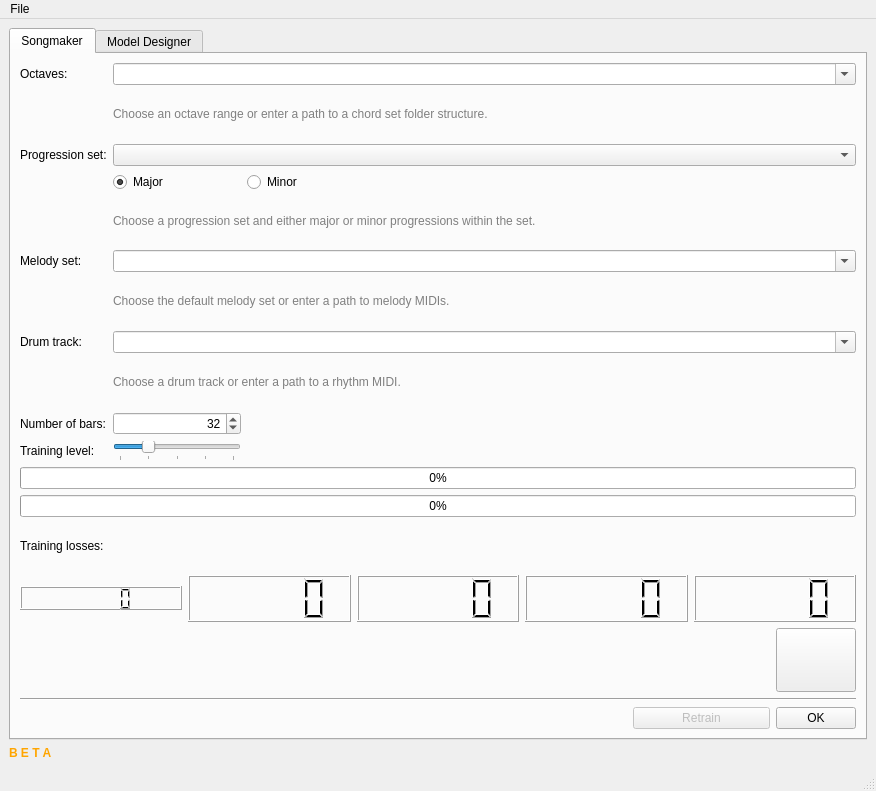
The window that tools/songmaker/songmakerdialog.ui (nirjacobson/Chromasound-Studio) describes before a commit, drawn with Qt 5.
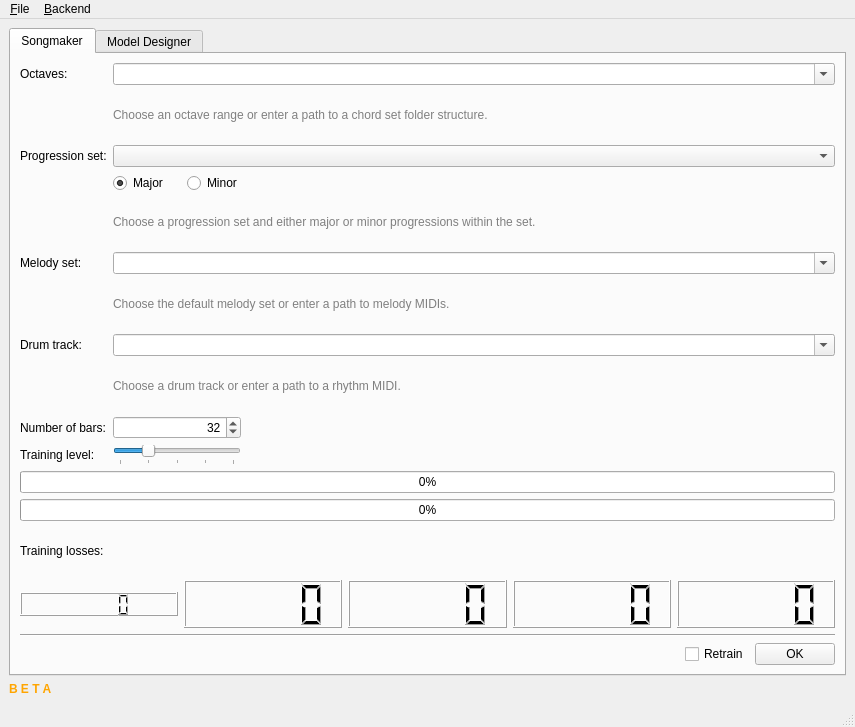
The same window after the commit. Icons and pictures are not drawn. Custom widgets are drawn as their Qt base class.

What changed in the file:
```diff
--- a/tools/songmaker/songmakerdialog.ui
+++ b/tools/songmaker/songmakerdialog.ui
@@ -6,8 +6,8 @@
    <rect>
     <x>0</x>
     <y>0</y>
-    <width>876</width>
-    <height>791</height>
+    <width>855</width>
+    <height>727</height>
    </rect>
   </property>
   <property name="windowTitle">
@@ -39,21 +39,21 @@
           </property>
          </widget>
         </item>
-        <item row="0" column="1" colspan="9">
+        <item row="0" column="1" colspan="8">
          <widget class="QComboBox" name="octavesComboBox">
           <property name="editable">
            <bool>true</bool>
           </property>
          </widget>
         </item>
-        <item row="1" column="1" colspan="5">
+        <item row="1" column="1" colspan="6">
          <widget class="QLabel" name="label_3">
           <property name="text">
            <string>&lt;font color=&quot;gray&quot;&gt;Choose an octave range or enter a path to a chord set folder structure.&lt;/font&gt;</string>
           </property>
          </widget>
         </item>
-        <item row="1" column="6" colspan="4">
+        <item row="1" column="7" colspan="2">
          <spacer name="horizontalSpacer_5">
           <property name="orientation">
            <enum>Qt::Orientation::Horizontal</enum>
@@ -73,7 +73,7 @@
           </property>
          </widget>
         </item>
-        <item row="2" column="1" colspan="9">
+        <item row="2" column="1" colspan="8">
          <widget class="QComboBox" name="progressionSetComboBox">
           <property name="editable">
            <bool>false</bool>
@@ -90,14 +90,14 @@
           </property>
          </widget>
         </item>
-        <item row="3" column="2">
+        <item row="3" column="2" colspan="2">
          <widget class="QRadioButton" name="minorRadioButton">
           <property name="text">
            <string>Minor</string>
           </property>
          </widget>
         </item>
-        <item row="3" column="3" colspan="4">
+        <item row="3" column="4" colspan="5">
          <spacer name="horizontalSpacer_2">
           <property name="orientation">
            <enum>Qt::Orientation::Horizontal</enum>
@@ -117,7 +117,7 @@
           </property>
          </widget>
         </item>
-        <item row="4" column="8" colspan="2">
+        <item row="4" column="8">
          <spacer name="horizontalSpacer_6">
           <property name="orientation">
            <enum>Qt::Orientation::Horizontal</enum>
@@ -137,21 +137,21 @@
           </property>
          </widget>
         </item>
-        <item row="5" column="1" colspan="9">
+        <item row="5" column="1" colspan="8">
          <widget class="QComboBox" name="melodySetComboBox">
           <property name="editable">
            <bool>true</bool>
           </property>
          </widget>
         </item>
-        <item row="6" column="1" colspan="4">
+        <item row="6" column="1" colspan="5">
          <widget class="QLabel" name="label_8">
           <property name="text">
            <string>&lt;font color=&quot;gray&quot;&gt;Choose the default melody set or enter a path to melody MIDIs.&lt;/font&gt;</string>
           </property>
          </widget>
         </item>
-        <item row="6" column="5" colspan="4">
+        <item row="6" column="6" colspan="3">
          <spacer name="horizontalSpacer_7">
           <property name="orientation">
            <enum>Qt::Orientation::Horizontal</enum>
@@ -171,21 +171,21 @@
           </property>
          </widget>
         </item>
-        <item row="7" column="1" colspan="9">
+        <item row="7" column="1" colspan="8">
          <widget class="QComboBox" name="drumTrackComboBox">
           <property name="editable">
            <bool>true</bool>
           </property>
          </widget>
         </item>
-        <item row="8" column="1" colspan="3">
+        <item row="8" column="1" colspan="4">
          <widget class="QLabel" name="label_5">
           <property name="text">
            <string>&lt;font color=&quot;gray&quot;&gt;Choose a drum track or enter a path to a rhythm MIDI.&lt;/font&gt;</string>
           </property>
          </widget>
         </item>
-        <item row="8" column="4" colspan="6">
+        <item row="8" column="5" colspan="4">
          <spacer name="horizontalSpacer_8">
           <property name="orientation">
            <enum>Qt::Orientation::Horizontal</enum>
@@ -205,7 +205,7 @@
           </property>
          </widget>
         </item>
-        <item row="9" column="1">
+        <item row="9" column="1" colspan="2">
          <widget class="QSpinBox" name="barsSpinBox">
           <property name="minimumSize">
            <size>
@@ -230,7 +230,7 @@
           </property>
          </widget>
         </item>
-        <item row="9" column="3" colspan="5">
+        <item row="9" column="3" colspan="6">
          <spacer name="horizontalSpacer_3">
           <property name="orientation">
            <enum>Qt::Orientation::Horizontal</enum>
@@ -250,7 +250,7 @@
           </property>
          </widget>
         </item>
-        <item row="10" column="1">
+        <item row="10" column="1" colspan="2">
          <widget class="QSlider" name="trainingLevelSlider">
           <property name="minimumSize">
            <size>
@@ -300,22 +300,42 @@
           </property>
          </spacer>
         </item>
-        <item row="11" column="0" colspan="10">
+        <item row="11" column="0" colspan="9">
          <widget class="QProgressBar" name="taskProgressBar">
           <property name="value">
            <number>0</number>
           </property>
          </widget>
         </item>
-        <item row="12" column="0" colspan="10">
+        <item row="12" column="0" colspan="9">
          <widget class="QProgressBar" name="totalProgressBar">
           <property name="value">
            <number>0</number>
           </property>
          </widget>
         </item>
-        <item row="14" column="0" colspan="10">
-         <layout class="QHBoxLayout" name="horizontalLayout" stretch="1,1,1,1,1">
+        <item row="13" column="0">
+         <widget class="QLabel" name="label_9">
+          <property name="text">
+           <string>Training losses:</string>
+          </property>
+         </widget>
+        </item>
+        <item row="13" column="1" colspan="8">
+         <spacer name="horizontalSpacer_9">
+          <property name="orientation">
+           <enum>Qt::Orientation::Horizontal</enum>
+          </property>
+          <property name="sizeHint" stdset="0">
+           <size>
+            <width>706</width>
+            <height>20</height>
+           </size>
+          </property>
+         </spacer>
+        </item>
+        <item row="14" column="0" colspan="9">
+         <layout class="QHBoxLayout" name="horizontalLayout">
           <item>
            <widget class="QLCDNumber" name="loss1LcdNumber">
             <property name="minimumSize">
@@ -347,45 +367,15 @@
          </layout>
         </item>
         <item row="15" column="0" colspan="9">
-         <spacer name="horizontalSpacer_10">
-          <property name="orientation">
-           <enum>Qt::Orientation::Horizontal</enum>
-          </property>
-          <property name="sizeHint" stdset="0">
-           <size>
-            <width>40</width>
-            <height>20</height>
-           </size>
-          </property>
-         </spacer>
-        </item>
-        <item row="15" column="9">
-         <widget class="QPushButton" name="backendButton">
-          <property name="minimumSize">
-           <size>
-            <width>64</width>
-            <height>64</height>
-           </size>
-          </property>
-          <property name="maximumSize">
-           <size>
-            <width>16777215</width>
-            <height>64</height>
-           </size>
-          </property>
-          <property name="text">
-           <string/>
-          </property>
-         </widget>
-        </item>
-        <item row="16" column="0" colspan="10">
          <widget class="Line" name="line">
           <property name="orientation">
            <enum>Qt::Orientation::Horizontal</enum>
           </property>
          </widget>
         </item>
-        <item row="17" column="0" colspan="4">
+        <item row="16" column="0" colspan="9">
+         <layout class="QHBoxLayout" name="horizontalLayout_2" stretch="1,0,0">
+          <item>
          <spacer name="horizontalSpacer">
           <property name="orientation">
            <enum>Qt::Orientation::Horizontal</enum>
@@ -398,45 +388,21 @@
           </property>
          </spacer>
         </item>
-        <item row="17" column="7" colspan="2">
-         <widget class="QPushButton" name="retrainButton">
-          <property name="enabled">
-           <bool>false</bool>
-          </property>
+          <item>
+           <widget class="QCheckBox" name="retrainCheckBox">
           <property name="text">
            <string>Retrain</string>
           </property>
-          <property name="checkable">
-           <bool>true</bool>
-          </property>
-         </widget>
-        </item>
-        <item row="17" column="9">
+           </widget>
+          </item>
+          <item>
          <widget class="QPushButton" name="okPushButton">
           <property name="text">
            <string>OK</string>
           </property>
          </widget>
         </item>
-        <item row="13" column="2" colspan="8">
-         <spacer name="horizontalSpacer_9">
-          <property name="orientation">
-           <enum>Qt::Orientation::Horizontal</enum>
-          </property>
-          <property name="sizeHint" stdset="0">
-           <size>
-            <width>706</width>
-            <height>20</height>
-           </size>
-          </property>
-         </spacer>
-        </item>
-        <item row="13" column="0" colspan="2">
-         <widget class="QLabel" name="label_9">
-          <property name="text">
-           <string>Training losses:</string>
-          </property>
-         </widget>
+         </layout>
         </item>
        </layout>
       </widget>
@@ -493,13 +459,13 @@
     <rect>
      <x>0</x>
      <y>0</y>
-     <width>876</width>
+     <width>855</width>
      <height>24</height>
     </rect>
    </property>
    <widget class="QMenu" name="menuFile">
     <property name="title">
-     <string>File</string>
+     <string>&amp;File</string>
     </property>
     <addaction name="actionOpen"/>
     <addaction name="actionSave"/>
@@ -510,7 +476,15 @@
     <addaction name="separator"/>
     <addaction name="actionClose"/>
    </widget>
+   <widget class="QMenu" name="menu_Backend">
+    <property name="title">
+     <string>&amp;Backend</string>
+    </property>
+    <addaction name="actionCPU"/>
+    <addaction name="actionCUDA"/>
+   </widget>
    <addaction name="menuFile"/>
+   <addaction name="menu_Backend"/>
   </widget>
   <widget class="QStatusBar" name="statusbar"/>
   <action name="actionOpen">
```
Left out of the diff: 28 changed lines with no effect on the pictures. Lines whose indentation alone changed are shown as unchanged.
